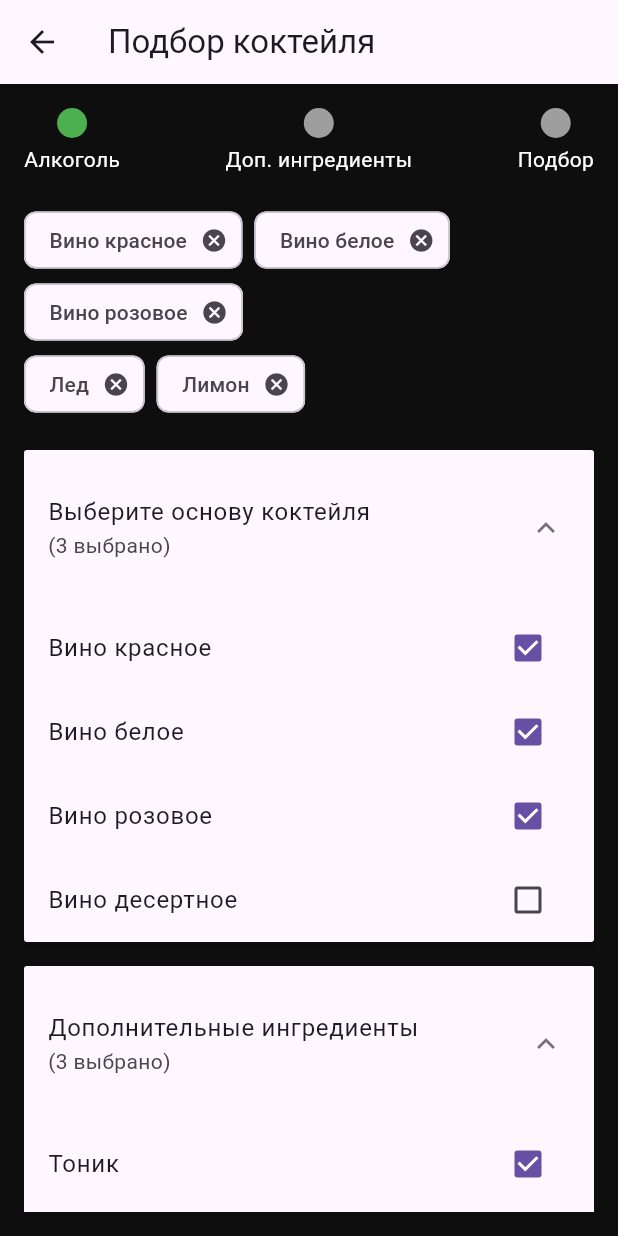
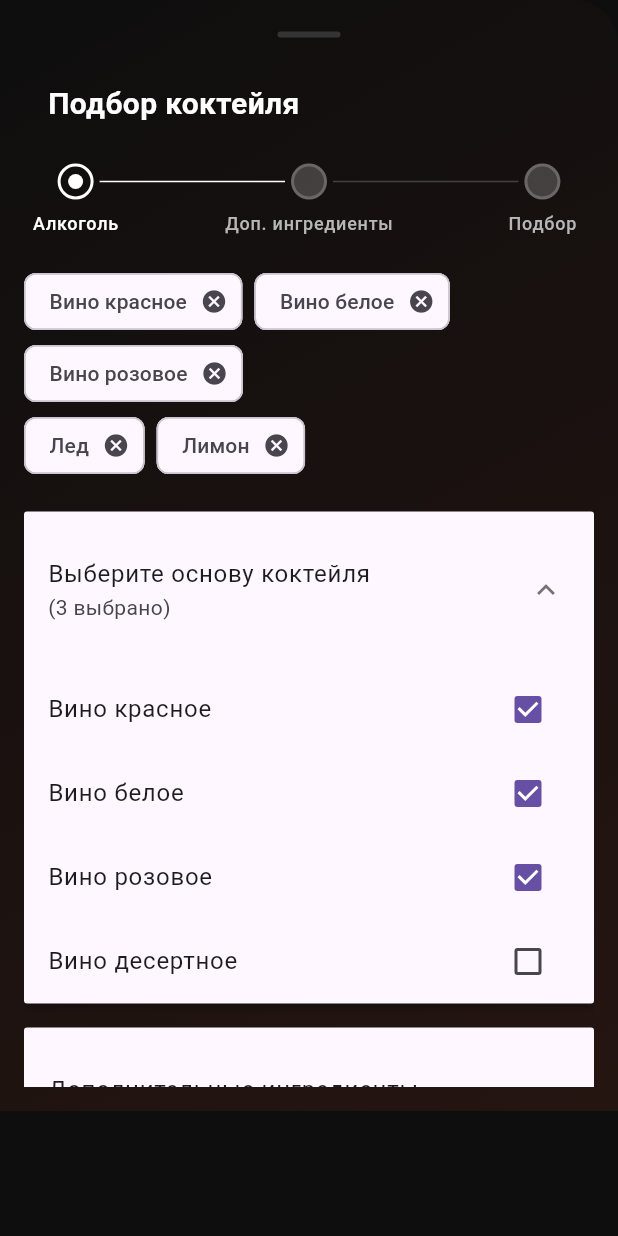
Before and after one commit to SpeedWagon165/cocktails, a Flutter app: the CocktailSelectionPage widget shown alone on an empty page, opened directly, on a phone screen of 412 x 824 dp. Run offline on Flutter 3.47's test engine with Material 3 defaults, Android fonts, the phone set to English and light mode, and no system bars; drawn by our look-alikes of easy_stepper; our stand-ins replace bloc, expandable_page_view, flutter_bloc, flutter_multi_formatter, flutter_svg, gradient_borders; missing offline and left inert: aura_box, scaffold_gradient_background.

Commit message:
всё таки сделал степер

```diff
--- a/lib/pages/home/cocktail_selection_page.dart
+++ b/lib/pages/home/cocktail_selection_page.dart
@@ -1,5 +1,11 @@
+import 'package:cocktails/theme/theme_extensions.dart';
+import 'package:cocktails/widgets/base_pop_up.dart';
+import 'package:easy_stepper/easy_stepper.dart';
 import 'package:flutter/cupertino.dart';
 import 'package:flutter/material.dart';
+import 'package:flutter_svg/flutter_svg.dart';
+
+import '../../widgets/home/step_indicator.dart';
 
 class CocktailSelectionPage extends StatefulWidget {
   @override
@@ -28,17 +34,16 @@ class _CocktailSelectionPageState extends State<CocktailSelectionPage> {
 
   @override
   Widget build(BuildContext context) {
-    return Scaffold(
-      appBar: AppBar(
-        title: Text('Подбор коктейля'),
-      ),
-      body: Padding(
-        padding: const EdgeInsets.all(16.0),
-        child: SingleChildScrollView(
+    return BasePopup(
+      text: 'Подбор коктейля',
+      onPressed: null,
+      arrow: false,
       child: Column(
         crossAxisAlignment: CrossAxisAlignment.start,
         children: [
-              _buildStepIndicator(),
+          StepIndicator(
+            activeStep: 0,
+          ),
           SizedBox(height: 20),
           _buildSelectedChips(selectedAlcohol),
           _buildSelectedChips(selectedIngredients),
@@ -48,32 +53,6 @@ class _CocktailSelectionPageState extends State<CocktailSelectionPage> {
           _buildActionButtons(),
         ],
       ),
-        ),
-      ),
-    );
-  }
-
-  Widget _buildStepIndicator() {
-    return Row(
-      mainAxisAlignment: MainAxisAlignment.spaceBetween,
-      children: [
-        _buildStep("Алкоголь", isActive: true),
-        _buildStep("Доп. ингредиенты"),
-        _buildStep("Подбор"),
-      ],
-    );
-  }
-
-  Widget _buildStep(String label, {bool isActive = false}) {
-    return Column(
-      children: [
-        CircleAvatar(
-          radius: 10,
-          backgroundColor: isActive ? Colors.green : Colors.grey,
-        ),
-        SizedBox(height: 4),
-        Text(label, style: TextStyle(color: Colors.white)),
-      ],
     );
   }
 
--- a/lib/pages/home/home_page.dart
+++ b/lib/pages/home/home_page.dart
@@ -1,4 +1,5 @@
 import 'package:aura_box/aura_box.dart';
+import 'package:cocktails/pages/home/popups/cocktail_selection_pop_up.dart';
 import 'package:cocktails/widgets/home/info_tile_home.dart';
 import 'package:flutter/material.dart';
 import 'package:scaffold_gradient_background/scaffold_gradient_background.dart';
@@ -127,7 +128,7 @@ class HomePage extends StatelessWidget {
                 CustomButton(
                   text: 'Подобрать коктейль',
                   onPressed: () {
-                    needRegistrationPopUp(context);
+                    cocktailSelectionPopUp(context);
                   },
                   single: true,
                 ),
--- a/lib/widgets/bottom_nav_bar.dart
+++ b/lib/widgets/bottom_nav_bar.dart
@@ -35,7 +35,19 @@ class CustomBottomNavigationBar extends StatelessWidget {
           ),
           child: BlocBuilder<BottomNavigationBloc, BottomNavigationState>(
             builder: (context, state) {
-              return BottomNavigationBar(
+              return Container(
+                decoration: BoxDecoration(
+                  boxShadow: [
+                    BoxShadow(
+                      color: const Color(0xFFE76E24).withOpacity(0.15),
+                      spreadRadius: 120,
+                      blurRadius: 140,
+                      offset: Offset(0, 5),
+                      blurStyle: BlurStyle.normal,
+                    ),
+                  ],
+                ),
+                child: BottomNavigationBar(
                   type: BottomNavigationBarType.fixed,
                   backgroundColor: Color(0xFF0B0B0B),
                   currentIndex: _getCurrentIndex(state),
@@ -81,6 +93,7 @@ class CustomBottomNavigationBar extends StatelessWidget {
                       isSelected: state is AccountPageState,
                     ),
                   ],
+                ),
               );
             },
           ),
@@ -95,7 +108,7 @@ class CustomBottomNavigationBar extends StatelessWidget {
     return BottomNavigationBarItem(
       icon: Column(
         children: [
-          SizedBox(
+          const SizedBox(
             height: 10,
           ),
           SvgPicture.asset(icon,
@@ -109,7 +122,7 @@ class CustomBottomNavigationBar extends StatelessWidget {
           ),
           if (isSelected)
             Container(
-              margin: EdgeInsets.only(top: 5),
+              margin: const EdgeInsets.only(top: 5),
               decoration: const BoxDecoration(
                   gradient: LinearGradient(
                 colors: [
--- a/lib/widgets/home/search_bar_widget.dart
+++ b/lib/widgets/home/search_bar_widget.dart
@@ -1,13 +1,16 @@
 import 'package:flutter/material.dart';
 
 class CustomSearchBar extends StatelessWidget {
-  const CustomSearchBar({super.key});
+  const CustomSearchBar({
+    super.key,
+  });
 
   @override
   Widget build(BuildContext context) {
     return Padding(
       padding: const EdgeInsets.symmetric(horizontal: 4.0),
       child: Container(
+        height: 50,
         padding: EdgeInsets.symmetric(horizontal: 16),
         decoration: BoxDecoration(
           color: Colors.white.withOpacity(0.06),
--- /dev/null
+++ b/lib/widgets/home/step_indicator.dart
@@ -0,0 +1,104 @@
+import 'package:easy_stepper/easy_stepper.dart';
+import 'package:flutter/cupertino.dart';
+import 'package:flutter/material.dart';
+import 'package:flutter_svg/svg.dart';
+
+class StepIndicator extends StatelessWidget {
+  final int activeStep;
+
+  const StepIndicator({
+    super.key,
+    required this.activeStep,
+  });
+
+  @override
+  Widget build(BuildContext context) {
+    return EasyStepper(
+      padding: EdgeInsets.symmetric(horizontal: 4),
+      lineStyle: LineStyle(
+        lineType: LineType.normal,
+        lineWidth: 1,
+        lineLength: MediaQuery.of(context).size.width * 0.3,
+        finishedLineColor: const Color(0xff68C248),
+        unreachedLineColor: Colors.white.withOpacity(0.2),
+        activeLineColor: Colors.white,
+      ),
+      showLoadingAnimation: activeStep == 2 ? true : false,
+      defaultStepBorderType: BorderType.normal,
+      activeStepBorderColor: Colors.white,
+      activeStepBackgroundColor:
+          activeStep == 2 ? Colors.black : Colors.transparent,
+      activeStep: activeStep,
+      finishedStepBackgroundColor: const Color(0xff68C248),
+      borderThickness: 2.0,
+      stepRadius: 12,
+      activeStepTextColor: Colors.white,
+      unreachedStepTextColor: Color(0xffB7B7B7),
+      finishedStepTextColor: Colors.white,
+      unreachedStepBackgroundColor: Colors.white.withOpacity(0.2),
+      unreachedStepBorderColor: Colors.white.withOpacity(0.2),
+      steps: [
+        EasyStep(
+          title: 'Алкоголь',
+          customStep: activeStep <= 0
+              ? Center(
+                  child: Container(
+                    width: 10,
+                    height: 10,
+                    decoration: const BoxDecoration(
+                      shape: BoxShape.circle,
+                      color: Colors.white,
+                    ),
+                  ),
+                )
+              : SvgPicture.asset(
+                  'assets/images/check_icon.svg',
+                  height: 10,
+                  width: 10,
+                ),
+        ),
+        EasyStep(
+          title: 'Доп. ингредиенты',
+          customStep: activeStep <= 1
+              ? Center(
+                  child: Container(
+                    width: 10,
+                    height: 10,
+                    decoration: BoxDecoration(
+                      shape: BoxShape.circle,
+                      color:
+                          activeStep == 1 ? Colors.white : Colors.transparent,
+                    ),
+                  ),
+                )
+              : SvgPicture.asset(
+                  'assets/images/check_icon.svg',
+                  height: 10,
+                  width: 10,
+                ),
+        ),
+        EasyStep(
+          title: 'Подбор',
+          customStep: activeStep <= 2
+              ? Center(
+                  child: Container(
+                    width: 10,
+                    height: 10,
+                    decoration: BoxDecoration(
+                      shape: BoxShape.circle,
+                      color:
+                          activeStep == 2 ? Colors.white : Colors.transparent,
+                    ),
+                  ),
+                )
+              : SvgPicture.asset(
+                  'assets/images/check_icon.svg',
+                  height: 10,
+                  width: 10,
+                ),
+        ),
+      ],
+    );
+    ;
+  }
+}
--- a/pubspec.yaml
+++ b/pubspec.yaml
@@ -51,6 +51,7 @@ dependencies:
   intl: ^0.19.0
   scaffold_gradient_background: ^1.0.3+1
   aura_box: ^1.0.2
+  easy_stepper: ^0.8.5
 
 dev_dependencies:
   flutter_test:
```
Also changed, not shown: assets/images/check_icon.svg (added), pubspec.lock. Lines whose indentation alone changed are shown as unchanged.
